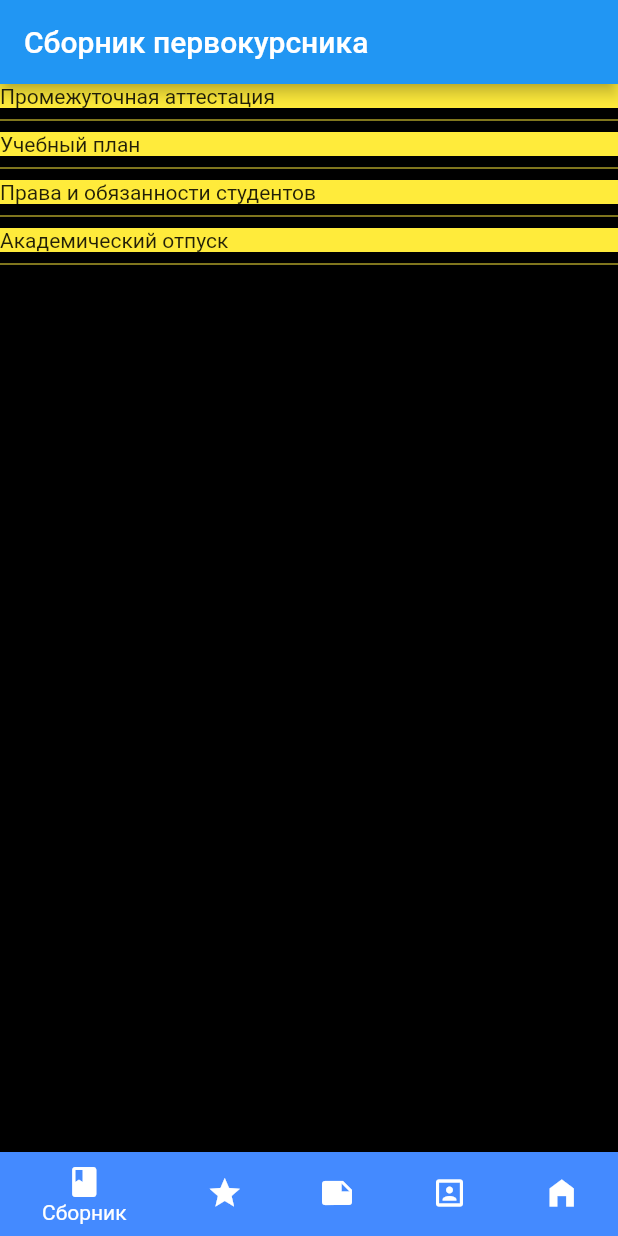
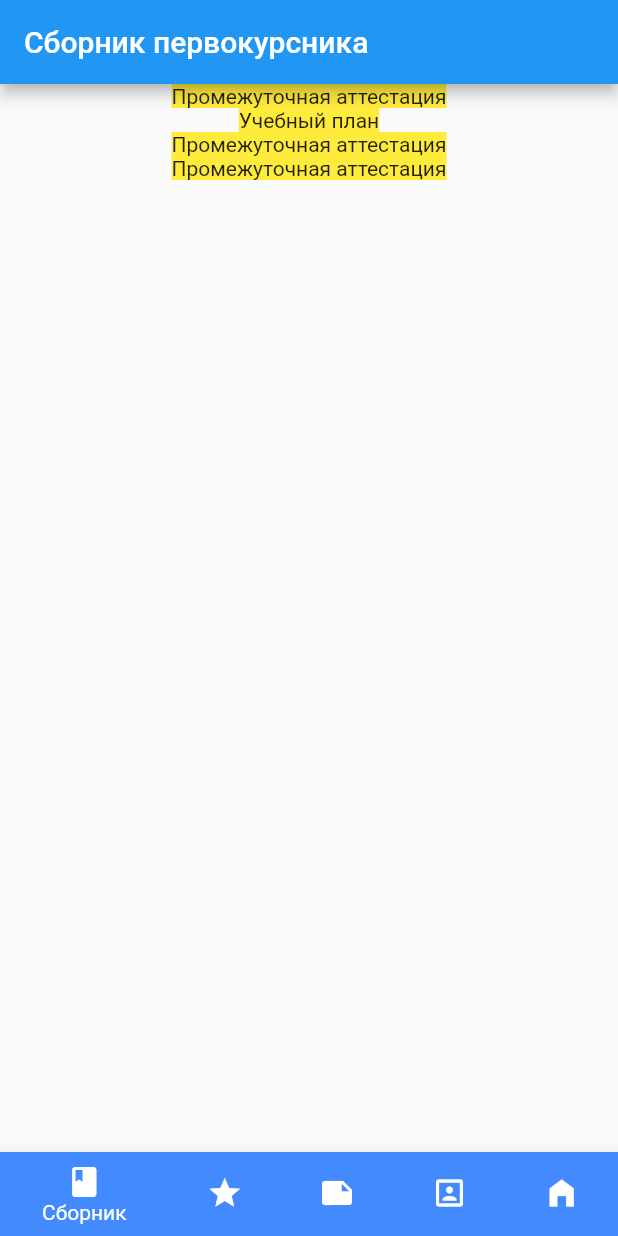
Before and after one commit to AndreyKondakovGW/Project-Sbornik-Pervokursnika-, a Flutter app: the screen it shows after launch, on a phone screen of 412 x 824 dp. Run offline on Flutter 3.47's test engine with Material 2 defaults, Android fonts, the phone set to English and light mode, and no system bars; our stand-ins replace bloc, flutter_bloc.

Commit message:
Добавили виджет отбражающий список статей Создал файл структуру ListItem

```diff
--- a/lib/main.dart
+++ b/lib/main.dart
@@ -15,6 +15,10 @@ class MyApp extends StatelessWidget {
       initialRoute: '/home',
       routes: {
         '/login':(BuildContext context) => LoginRegestrationPage(),
+        '/attestat':(BuildContext context) => NavPage(),
+        '/study_plan':(BuildContext context) => NavPage(),
+        '/prava_i_onbazonost':(BuildContext context) => NavPage(),
+        '/academ_otpysk':(BuildContext context) => NavPage(),
 
         '/home':(BuildContext context) => NavPage(),
       },
--- a/lib/pages/BasePage.dart
+++ b/lib/pages/BasePage.dart
@@ -1,7 +1,7 @@
 import 'package:flutter/material.dart';
 import 'package:sbornik_pervokursnika/pages/LentaPage.dart';
 import 'ProfilePage.dart';
-import 'SbornikPage.dart';
+import 'PostsViewPage.dart';
 import 'FacultiesPage.dart';
 import 'FavoritesPage.dart';
 
--- /dev/null
+++ b/lib/pages/PostsViewPage.dart
@@ -0,0 +1,31 @@
+import 'package:flutter/material.dart';
+import 'package:sbornik_pervokursnika/data/models/ListItem.dart';
+
+var Mass = [
+  ListItem(text: 'Промежуточная аттестация', route: '/attestat'),
+  ListItem(text: 'Учебный план', route: '/attestat'),
+  ListItem(text: 'Промежуточная аттестация', route: '/attestat'),
+  ListItem(text: 'Промежуточная аттестация', route: '/attestat')
+];
+
+class SbornikPage extends StatelessWidget {
+  @override
+  Widget build(BuildContext context) {
+    return Center(
+      child: Column(
+          children: Mass.map((listItem) => ListItemWidget(listItem)).toList()),
+    );
+  }
+}
+
+class ListItemWidget extends StatelessWidget {
+  final ListItem data;
+  ListItemWidget(this.data);
+
+  Widget build(BuildContext context) {
+    return InkWell(
+      onTap: () => {Navigator.pushNamed(context, data.route)},
+      child: Container(child: Text(data.text), color: Colors.yellow),
+    );
+  }
+}
--- a/lib/pages/SbornikPage.dart
+++ /dev/null
@@ -1,43 +0,0 @@
-import 'package:flutter/material.dart';
-
-class SbornikPage extends StatelessWidget {
-  @override
-  Widget build(BuildContext context) {
-    return Center(
-      child: Container(
-        decoration: BoxDecoration(
-          // gradient: LinearGradient(
-          //     begin: Alignment.topCenter,
-          //     end: Alignment.bottomCenter,
-          //     colors: [
-          //       Color.fromRGBO(89, 31, 129, 10),
-          //       //Color.fromRGBO(0, 0, 0, 10),
-          //       Color.fromRGBO(0, 0, 0, 10),
-          //     ]),
-          color: Colors.black,
-        ),
-        child: ListView(
-          children: [
-            Container(
-                child: Text('Промежуточная аттестация'), color: Colors.yellow),
-            Divider(color: Colors.yellow),
-            Container(
-              child: Text('Учебный план'),
-              color: Colors.yellow,
-            ),
-            Divider(color: Colors.yellow),
-            Container(
-                child: Text('Права и обязанности студентов'),
-                color: Colors.yellow),
-            Divider(color: Colors.yellow),
-            Container(
-              child: Text('Академический отпуск'),
-              color: Colors.yellow,
-            ),
-            Divider(color: Colors.yellow)
-          ],
-        ),
-      ),
-    );
-  }
-}
```
